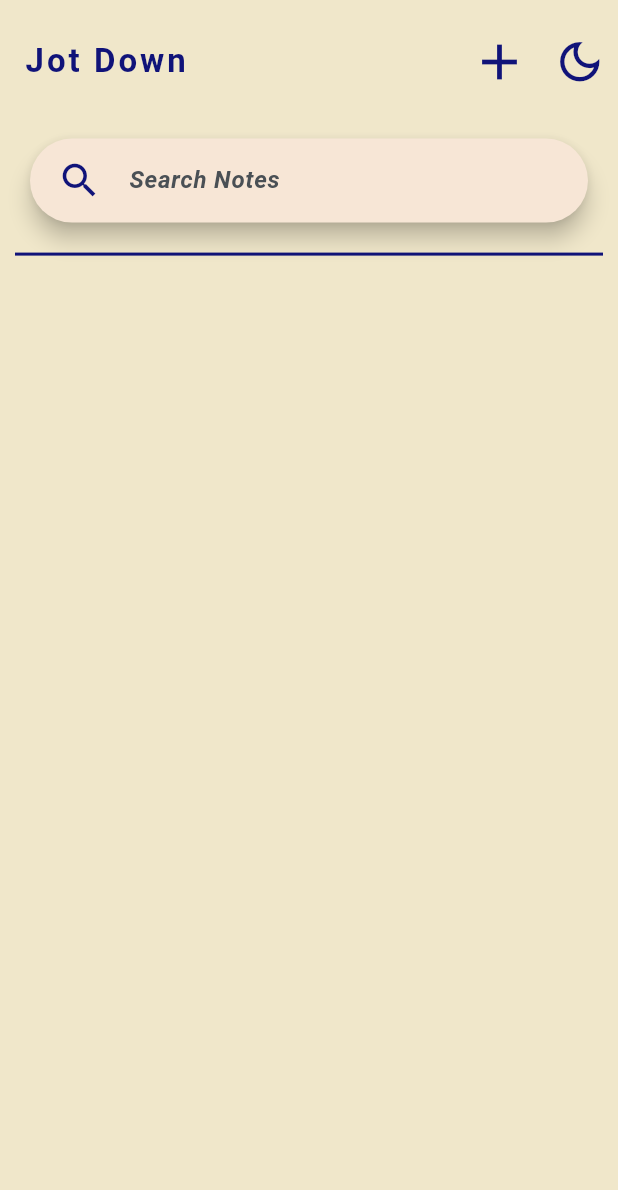
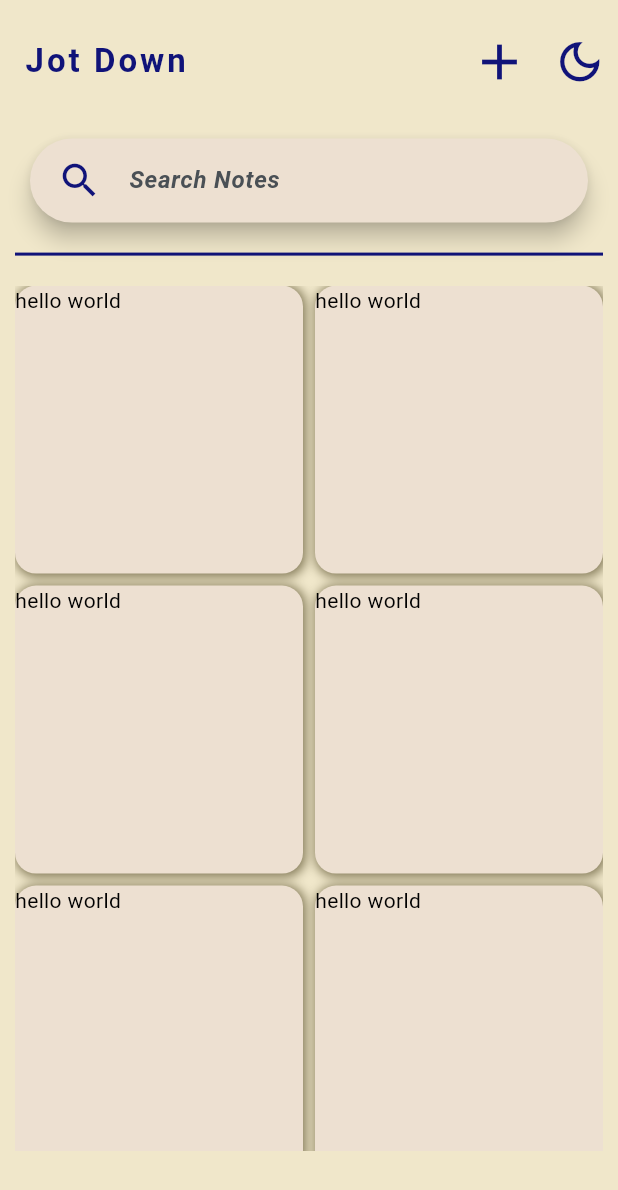
Before and after one commit to kaleabSolomon/jotdown, a Flutter app: the screen it shows after launch, on a phone screen of 412 x 824 dp. Shown: the top 1190 px of the screen. Run offline on Flutter 3.47's test engine with Material 3 defaults, Android fonts, the phone set to English and light mode, and no system bars.

Commit message:
basic design for note tile

```diff
--- a/lib/pages/home_page.dart
+++ b/lib/pages/home_page.dart
@@ -1,6 +1,7 @@
 import 'package:flutter/material.dart';
 import 'package:jotdown/theme/theme_provider.dart';
 import 'package:jotdown/widgets/appbar.dart';
+import 'package:jotdown/widgets/note_tile.dart';
 import 'package:jotdown/widgets/search_bar.dart';
 import 'package:provider/provider.dart';
 
@@ -31,7 +32,26 @@ class _HomePageState extends State<HomePage> {
         body: Container(
           padding: const EdgeInsets.fromLTRB(10, 10, 10, 0),
           child: Column(
-            children: [SearchNotes()],
+            children: [
+              const SearchNotes(),
+              Padding(
+                padding: const EdgeInsets.only(top: 20),
+                child: Center(
+                    child: SizedBox(
+                  height: MediaQuery.of(context).size.height * 0.7,
+                  child: GridView.builder(
+                      itemCount: 10,
+                      gridDelegate:
+                          const SliverGridDelegateWithFixedCrossAxisCount(
+                              crossAxisCount: 2,
+                              crossAxisSpacing: 8.0,
+                              mainAxisSpacing: 8.0),
+                      itemBuilder: (BuildContext context, int index) {
+                        return const NoteTile();
+                      }),
+                )),
+              )
+            ],
           ),
         ));
   }
--- a/lib/theme/theme.dart
+++ b/lib/theme/theme.dart
@@ -6,7 +6,7 @@ ThemeData lightMode = ThemeData(
     background: Color.fromARGB(255, 240, 231, 202),
     primary: Color.fromARGB(255, 16, 19, 121),
     secondary: Color.fromARGB(255, 250, 150, 10),
-    tertiary: Color.fromARGB(255, 247, 230, 214),
+    tertiary: Color.fromARGB(255, 237, 224, 209),
   ),
 );
 
@@ -16,6 +16,6 @@ ThemeData darkMode = ThemeData(
     background: Colors.grey.shade900,
     primary: Color.fromARGB(255, 203, 157, 91),
     secondary: Colors.grey.shade700,
-    tertiary: Color.fromARGB(255, 47, 47, 47),
+    tertiary: Color.fromARGB(255, 71, 70, 67),
   ),
 );
--- /dev/null
+++ b/lib/widgets/note_tile.dart
@@ -0,0 +1,33 @@
+import 'package:flutter/material.dart';
+
+class NoteTile extends StatefulWidget {
+  const NoteTile({super.key});
+
+  @override
+  State<NoteTile> createState() => _NoteTileState();
+}
+
+class _NoteTileState extends State<NoteTile> {
+  @override
+  Widget build(BuildContext context) {
+    return Container(
+      width: MediaQuery.of(context).size.width * 0.4,
+      height: 250,
+      decoration: BoxDecoration(
+          color: Theme.of(context).colorScheme.tertiary,
+          borderRadius: BorderRadius.circular(14),
+          boxShadow: const [
+            BoxShadow(
+              color: Color.fromARGB(255, 130, 121, 87),
+              offset: Offset(
+                1.0,
+                1.0,
+              ),
+              blurRadius: 5.0,
+              spreadRadius: 1.0,
+            )
+          ]),
+      child: Text("hello world"),
+    );
+  }
+}
```
